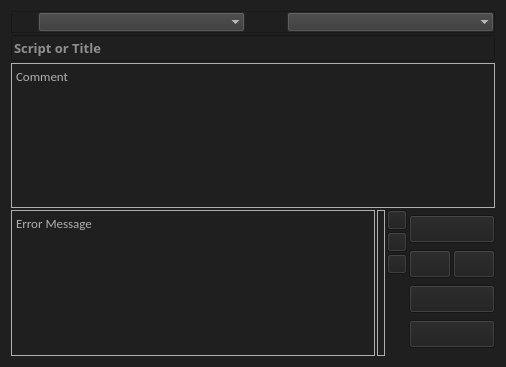
First picture: the form in software/utilities/ui/arReport.ui, repository alexanderrichtertd/plex, before the edit.
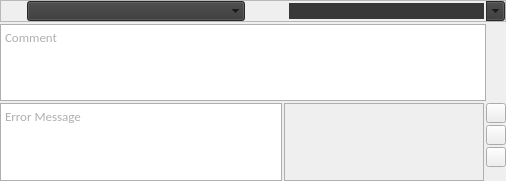
Second picture: the form after the edit. Icons and pictures are not drawn.

What changed in the file:
```diff
--- a/software/utilities/ui/arReport.ui
+++ b/software/utilities/ui/arReport.ui
@@ -7,7 +7,7 @@
     <x>0</x>
     <y>0</y>
     <width>506</width>
-    <height>367</height>
+    <height>181</height>
    </rect>
   </property>
   <property name="minimumSize">
@@ -38,10 +38,15 @@
     <normaloff>:/btn/btn/btnReport48r.png</normaloff>:/btn/btn/btnReport48r.png</iconset>
   </property>
   <property name="styleSheet">
-   <string notr="true">color: rgb(255, 255, 255);
-background-color: rgb(31, 31, 31);</string>
+   <string notr="true"/>
   </property>
   <layout class="QVBoxLayout" name="verticalLayout_3">
+   <property name="spacing">
+    <number>0</number>
+   </property>
+   <property name="margin">
+    <number>0</number>
+   </property>
    <item>
     <layout class="QVBoxLayout" name="verticalLayout">
      <property name="spacing">
@@ -193,7 +198,7 @@
            <string notr="true">background-color: rgb(56, 56, 56);</string>
           </property>
           <property name="editable">
-           <bool>false</bool>
+           <bool>true</bool>
           </property>
           <property name="insertPolicy">
            <enum>QComboBox::InsertAtBottom</enum>
@@ -214,33 +219,6 @@
        <zorder>horizontalSpacer</zorder>
       </widget>
      </item>
-     <item>
-      <widget class="QLineEdit" name="edtScript">
-       <property name="maximumSize">
-        <size>
-         <width>486</width>
-         <height>16777215</height>
-        </size>
-       </property>
-       <property name="font">
-        <font>
-         <family>Malgun Gothic</family>
-         <pointsize>10</pointsize>
-         <weight>75</weight>
-         <bold>true</bold>
-        </font>
-       </property>
-       <property name="text">
-        <string/>
-       </property>
-       <property name="readOnly">
-        <bool>false</bool>
-       </property>
-       <property name="placeholderText">
-        <string>Script or Title</string>
-       </property>
-      </widget>
-     </item>
      <item>
       <widget class="QPlainTextEdit" name="edtComment">
        <property name="maximumSize">
@@ -349,7 +327,7 @@
          </property>
          <property name="minimumSize">
           <size>
-           <width>0</width>
+           <width>200</width>
            <height>0</height>
           </size>
          </property>
@@ -504,150 +482,6 @@
          </item>
         </layout>
        </item>
-       <item>
-        <layout class="QVBoxLayout" name="verticalLayout_4">
-         <property name="spacing">
-          <number>2</number>
-         </property>
-         <item>
-          <widget class="QPushButton" name="btnAccept">
-           <property name="toolTip">
-            <string>Send Report [RETURN]</string>
-           </property>
-           <property name="styleSheet">
-            <string notr="true">background-color: 'transparent'</string>
-           </property>
-           <property name="text">
-            <string/>
-           </property>
-           <property name="icon">
-            <iconset resource="../../img/img.qrc">
-             <normaloff>:/btn/btn/btnReport91.png</normaloff>:/btn/btn/btnReport91.png</iconset>
-           </property>
-           <property name="iconSize">
-            <size>
-             <width>91</width>
-             <height>48</height>
-            </size>
-           </property>
-           <property name="shortcut">
-            <string>Return</string>
-           </property>
-          </widget>
-         </item>
-         <item>
-          <layout class="QHBoxLayout" name="horizontalLayout_4">
-           <property name="spacing">
-            <number>2</number>
-           </property>
-           <item>
-            <widget class="QPushButton" name="btnBefore">
-             <property name="toolTip">
-              <string>Previous Report [&lt;-]</string>
-             </property>
-             <property name="styleSheet">
-              <string notr="true">background-color: 'transparent';</string>
-             </property>
-             <property name="text">
-              <string/>
-             </property>
-             <property name="icon">
-              <iconset resource="../../img/img.qrc">
-               <normaloff>:/btn/btn/btnArrowLeft48.png</normaloff>:/btn/btn/btnArrowLeft48.png</iconset>
-             </property>
-             <property name="iconSize">
-              <size>
-               <width>41</width>
-               <height>41</height>
-              </size>
-             </property>
-             <property name="shortcut">
-              <string>Left</string>
-             </property>
-            </widget>
-           </item>
-           <item>
-            <widget class="QPushButton" name="btnNext">
-             <property name="enabled">
-              <bool>true</bool>
-             </property>
-             <property name="toolTip">
-              <string>Next Report [-&gt;]</string>
-             </property>
-             <property name="styleSheet">
-              <string notr="true">background-color: 'transparent';</string>
-             </property>
-             <property name="text">
-              <string/>
-             </property>
-             <property name="icon">
-              <iconset resource="../../img/img.qrc">
-               <normaloff>:/btn/btn/btnArrowRight48.png</normaloff>:/btn/btn/btnArrowRight48.png</iconset>
-             </property>
-             <property name="iconSize">
-              <size>
-               <width>41</width>
-               <height>41</height>
-              </size>
-             </property>
-             <property name="shortcut">
-              <string>Right</string>
-             </property>
-            </widget>
-           </item>
-          </layout>
-         </item>
-         <item>
-          <widget class="QPushButton" name="btnCancel">
-           <property name="toolTip">
-            <string>Cancel [ESC]</string>
-           </property>
-           <property name="styleSheet">
-            <string notr="true">background-color: 'transparent';</string>
-           </property>
-           <property name="text">
-            <string/>
-           </property>
-           <property name="icon">
-            <iconset resource="../../img/img.qrc">
-             <normaloff>:/btn/btn/btnDenial91.png</normaloff>:/btn/btn/btnDenial91.png</iconset>
-           </property>
-           <property name="iconSize">
-            <size>
-             <width>91</width>
-             <height>32</height>
-            </size>
-           </property>
-           <property name="shortcut">
-            <string>Esc</string>
-           </property>
-          </widget>
-         </item>
-         <item>
-          <widget class="QPushButton" name="btnSaveToHistory">
-           <property name="toolTip">
-            <string>Move report to history</string>
-           </property>
-           <property name="styleSheet">
-            <string notr="true">background-color: 'transparent'</string>
-           </property>
-           <property name="text">
-            <string/>
-           </property>
-           <property name="icon">
-            <iconset resource="../../img/img.qrc">
-             <normaloff>:/btn/btn/btnSave91Wide.png</normaloff>:/btn/btn/btnSave91Wide.png</iconset>
-           </property>
-           <property name="iconSize">
-            <size>
-             <width>91</width>
-             <height>32</height>
-            </size>
-           </property>
-          </widget>
-         </item>
-        </layout>
-       </item>
       </layout>
      </item>
     </layout>
```
Left out of the diff: 22 changed lines with no effect on the pictures.
